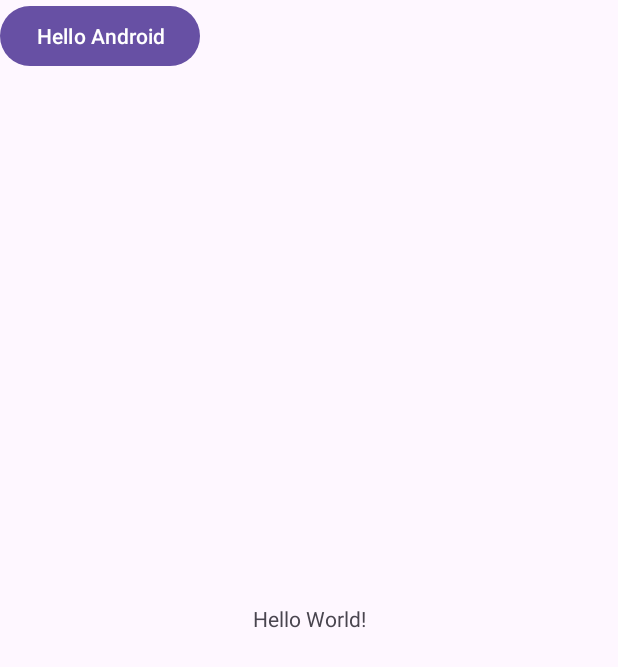
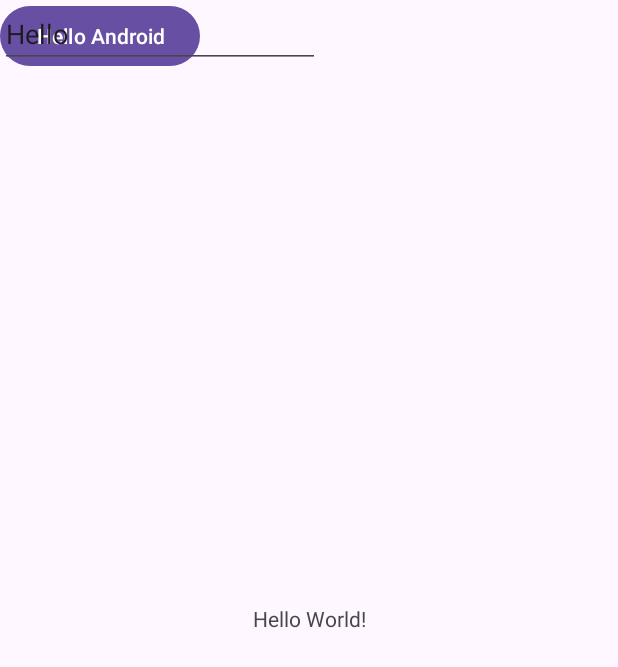
Before and after one commit to NityaBhavsar-Zop/AndroidStudio, an Android app: the screen it shows after launch (MainActivity), on a phone screen of 412 x 824 dp. Shown: the top 667 px of the screen. Run offline under Robolectric (Android 15) with nearby library versions, the phone set to English and light mode, and no system bars.

Commit message:
Branch commit

```diff
--- a/app/src/main/res/layout/activity_main.xml
+++ b/app/src/main/res/layout/activity_main.xml
@@ -30,4 +30,14 @@
         app:layout_constraintStart_toStartOf="parent"
         tools:layout_editor_absoluteY="-2dp" />
 
+    <EditText
+        android:id="@+id/editTextText"
+        android:layout_width="wrap_content"
+        android:layout_height="wrap_content"
+        android:ems="10"
+        android:inputType="text"
+        android:text="Hello"
+        tools:layout_editor_absoluteX="78dp"
+        tools:layout_editor_absoluteY="538dp" />
+
 </androidx.constraintlayout.widget.ConstraintLayout>
```
